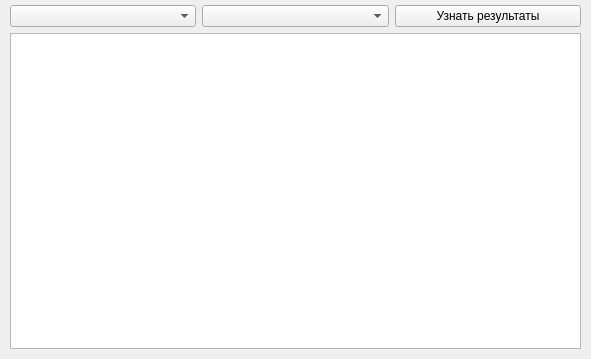
First picture: the form in OlympiadResults/main.ui, repository N1qro/pyqt5, before the edit.
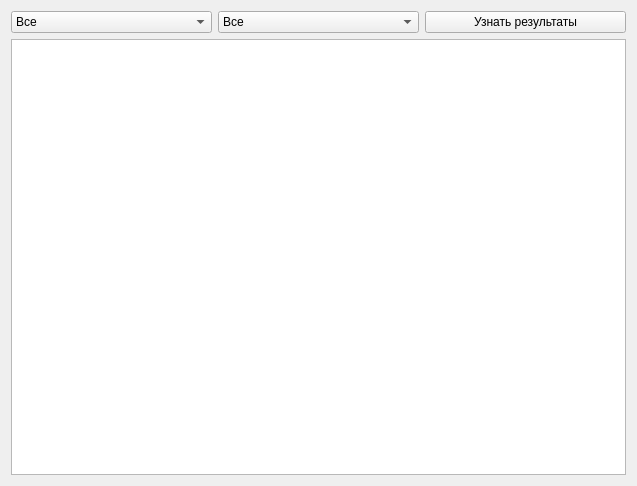
Second picture: the form after the edit. Icons and pictures are not drawn.

Commit message: Solved "Olympiad Results"

What changed in the file:
```diff
--- a/OlympiadResults/main.ui
+++ b/OlympiadResults/main.ui
@@ -6,8 +6,8 @@
    <rect>
     <x>0</x>
     <y>0</y>
-    <width>591</width>
-    <height>359</height>
+    <width>637</width>
+    <height>486</height>
    </rect>
   </property>
   <property name="windowTitle">
@@ -18,32 +18,24 @@
     <normaloff>trophy.png</normaloff>trophy.png</iconset>
   </property>
   <layout class="QVBoxLayout" name="verticalLayout">
-   <property name="leftMargin">
-    <number>10</number>
-   </property>
-   <property name="topMargin">
-    <number>5</number>
-   </property>
-   <property name="rightMargin">
-    <number>10</number>
-   </property>
-   <property name="bottomMargin">
-    <number>10</number>
-   </property>
    <item>
     <layout class="QHBoxLayout" name="horizontalLayout">
      <item>
-      <widget class="QComboBox" name="schoolInput">
-       <property name="insertPolicy">
-        <enum>QComboBox::InsertAtBottom</enum>
-       </property>
+      <widget class="QComboBox" name="school_filter">
+       <item>
+        <property name="text">
+         <string>Все</string>
+        </property>
+       </item>
       </widget>
      </item>
      <item>
-      <widget class="QComboBox" name="classInput">
-       <property name="insertPolicy">
-        <enum>QComboBox::InsertAtBottom</enum>
-       </property>
+      <widget class="QComboBox" name="class_filter">
+       <item>
+        <property name="text">
+         <string>Все</string>
+        </property>
+       </item>
       </widget>
      </item>
      <item>
```
Left out of the diff: 6 changed lines with no effect on the pictures. The commit also changes 2 other files.
